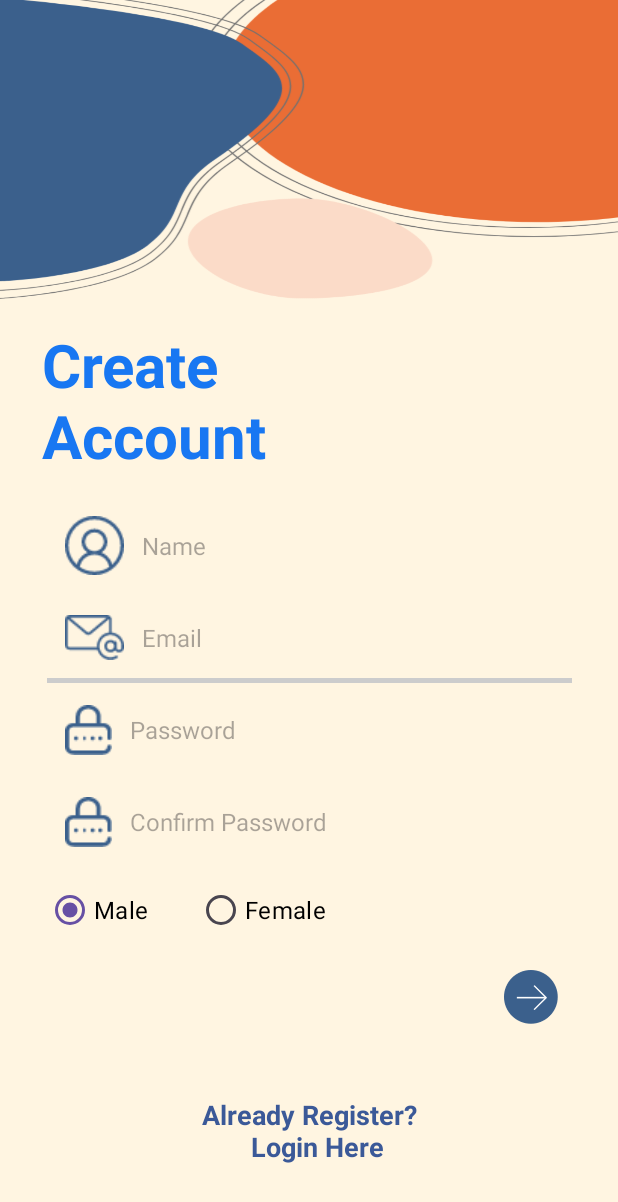
After one commit to Huynh-Minh-Man-04042004/KiemTraLTDD, an Android app: the layout activity_signup.xml on its own in the app's theme, with its tools: preview values and no code run, on a phone screen of 412 x 824 dp. The commit adds this screen. Shown: the top 1202 px of the screen. Run offline under Robolectric (Android 15) with nearby library versions, the phone set to English and light mode, and no system bars.

Commit message:
Push Register Form

```diff
--- a/KiemTraLTDD/app/build.gradle.kts
+++ b/KiemTraLTDD/app/build.gradle.kts
@@ -4,7 +4,7 @@ plugins {
 
 android {
     namespace = "nathja.finalproject.kiemtraltdd"
-    compileSdk = 34
+    compileSdk = 35
 
     defaultConfig {
         applicationId = "nathja.finalproject.kiemtraltdd"
--- /dev/null
+++ b/KiemTraLTDD/app/src/main/res/layout/activity_signup.xml
@@ -0,0 +1,157 @@
+<?xml version="1.0" encoding="utf-8"?>
+<androidx.constraintlayout.widget.ConstraintLayout xmlns:android="http://schemas.android.com/apk/res/android"
+    xmlns:app="http://schemas.android.com/apk/res-auto"
+    xmlns:tools="http://schemas.android.com/tools"
+    android:layout_width="match_parent"
+    android:layout_height="match_parent"
+    android:background="@color/cream"
+    tools:context=".SignUpActivity">
+
+    <ImageView
+        android:id="@+id/imageBackground"
+        android:layout_width="match_parent"
+        android:layout_height="200dp"
+        android:scaleType="fitXY"
+        android:src="@drawable/bg_top2"
+        app:layout_constraintTop_toTopOf="parent" />
+
+    <TextView
+        android:id="@+id/textViewWelcome"
+        android:layout_width="wrap_content"
+        android:layout_height="wrap_content"
+        android:layout_marginStart="28dp"
+        android:layout_marginTop="16dp"
+        android:text="Create\nAccount"
+        android:textColor="@color/facebook_blue"
+        android:textSize="40sp"
+        android:textStyle="bold"
+        app:layout_constraintStart_toStartOf="parent"
+        app:layout_constraintTop_toBottomOf="@id/imageBackground" />
+
+    <EditText
+        android:id="@+id/editTextName"
+        android:layout_width="350dp"
+        android:layout_height="45dp"
+        android:layout_marginTop="24dp"
+        android:background="@color/cream"
+        android:drawableStart="@drawable/ic_name"
+        android:drawablePadding="12dp"
+        android:hint="Name"
+        android:paddingStart="12dp"
+        android:textSize="16sp"
+        app:layout_constraintStart_toStartOf="parent"
+        app:layout_constraintEnd_toEndOf="parent"
+        app:layout_constraintTop_toBottomOf="@id/textViewWelcome" />
+
+    <EditText
+        android:id="@+id/editTextEmail"
+        android:layout_width="350dp"
+        android:layout_height="45dp"
+        android:layout_marginTop="16dp"
+        android:background="@color/cream"
+        android:drawableStart="@drawable/ic_email"
+        android:drawablePadding="12dp"
+        android:hint="Email"
+        android:paddingStart="12dp"
+        android:textSize="16sp"
+        app:layout_constraintStart_toStartOf="parent"
+        app:layout_constraintEnd_toEndOf="parent"
+        app:layout_constraintTop_toBottomOf="@id/editTextName" />
+
+    <View
+        android:layout_width="350dp"
+        android:layout_height="3dp"
+        android:layout_marginTop="4dp"
+        android:background="@color/gray"
+        app:layout_constraintStart_toStartOf="parent"
+        app:layout_constraintEnd_toEndOf="parent"
+        app:layout_constraintTop_toBottomOf="@id/editTextEmail" />
+
+    <EditText
+        android:id="@+id/editTextPassword"
+        android:layout_width="350dp"
+        android:layout_height="45dp"
+        android:layout_marginTop="16dp"
+        android:background="@color/cream"
+        android:drawableStart="@drawable/ic_lock"
+        android:drawablePadding="12dp"
+        android:hint="Password"
+        android:inputType="textPassword"
+        android:paddingStart="12dp"
+        android:textSize="16sp"
+        app:layout_constraintStart_toStartOf="parent"
+        app:layout_constraintEnd_toEndOf="parent"
+        app:layout_constraintTop_toBottomOf="@id/editTextEmail" />
+
+    <EditText
+        android:id="@+id/editTextConfirmPassword"
+        android:layout_width="350dp"
+        android:layout_height="45dp"
+        android:layout_marginTop="16dp"
+        android:background="@color/cream"
+        android:drawableStart="@drawable/ic_lock"
+        android:drawablePadding="12dp"
+        android:hint="Confirm Password"
+        android:inputType="textPassword"
+        android:paddingStart="12dp"
+        android:textSize="16sp"
+        app:layout_constraintStart_toStartOf="parent"
+        app:layout_constraintEnd_toEndOf="parent"
+        app:layout_constraintTop_toBottomOf="@id/editTextPassword" />
+
+    <RadioGroup
+        android:id="@+id/radioGroupGender"
+        android:layout_width="wrap_content"
+        android:layout_height="wrap_content"
+        android:layout_marginTop="12dp"
+        android:orientation="horizontal"
+        app:layout_constraintEnd_toEndOf="parent"
+        app:layout_constraintHorizontal_bias="0.137"
+        app:layout_constraintStart_toStartOf="parent"
+        app:layout_constraintTop_toBottomOf="@id/editTextConfirmPassword">
+
+        <RadioButton
+            android:id="@+id/radioMale"
+            android:layout_width="wrap_content"
+            android:layout_height="wrap_content"
+            android:checked="true"
+            android:text="Male"
+            android:textColor="@color/black"
+            android:textSize="16sp" />
+
+        <RadioButton
+            android:id="@+id/radioFemale"
+            android:layout_width="wrap_content"
+            android:layout_height="wrap_content"
+            android:layout_marginStart="32dp"
+            android:text="Female"
+            android:textColor="@color/black"
+            android:textSize="16sp" />
+    </RadioGroup>
+
+    <ImageView
+        android:id="@+id/buttonLogin"
+        android:layout_width="60dp"
+        android:layout_height="60dp"
+        android:layout_marginTop="4dp"
+        android:layout_marginEnd="28dp"
+        android:padding="12dp"
+        android:src="@drawable/ic_arrow2"
+        app:layout_constraintEnd_toEndOf="parent"
+        app:layout_constraintTop_toBottomOf="@id/radioGroupGender" />
+
+    <TextView
+        android:id="@+id/textViewRegister"
+        android:layout_width="wrap_content"
+        android:layout_height="wrap_content"
+        android:layout_marginBottom="12dp"
+        android:text="Already Register?\n       Login Here"
+        android:textColor="@color/blue"
+        android:textSize="18sp"
+        android:textStyle="bold"
+        app:layout_constraintBottom_toBottomOf="parent"
+        app:layout_constraintTop_toBottomOf="@id/buttonLogin"
+        app:layout_constraintStart_toStartOf="parent"
+        app:layout_constraintEnd_toEndOf="parent" />
+
+</androidx.constraintlayout.widget.ConstraintLayout>
--- a/KiemTraLTDD/gradle/libs.versions.toml
+++ b/KiemTraLTDD/gradle/libs.versions.toml
@@ -1,12 +1,12 @@
 [versions]
-agp = "8.7.3"
+agp = "8.8.0"
 junit = "4.13.2"
 junitVersion = "1.2.1"
 espressoCore = "3.6.1"
 appcompat = "1.7.0"
 material = "1.12.0"
 activity = "1.10.1"
-constraintlayout = "2.2.1"
+constraintlayout = "2.1.4"
 
 [libraries]
 junit = { group = "junit", name = "junit", version.ref = "junit" }
```
Also changed, not shown: KiemTraLTDD/app/src/main/AndroidManifest.xml (+6 -3 lines), KiemTraLTDD/app/src/main/java/nathja/finalproject/kiemtraltdd/SignUpActivity.java (+21 -1 lines), KiemTraLTDD/app/src/main/res/drawable/edittext_underline.xml (added, +7 -0 lines), KiemTraLTDD/app/src/main/res/layout/activity_sign_up.xml (renamed from KiemTraLTDD/app/src/main/res/layout/activity_sigup.xml, +2 -70 lines), KiemTraLTDD/gradle/wrapper/gradle-wrapper.properties.
